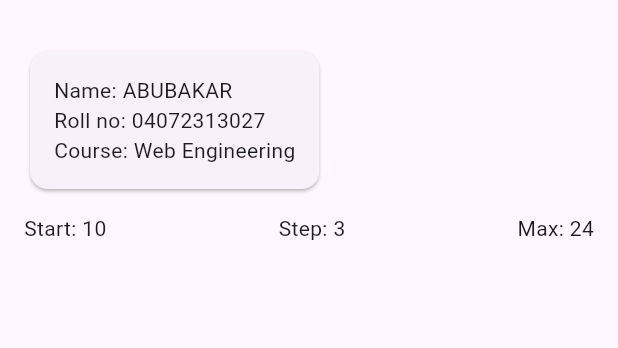
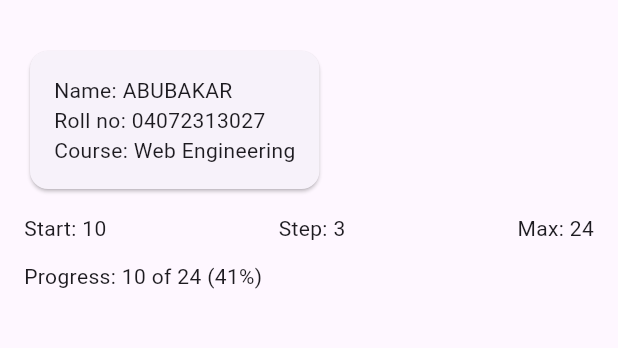
Before and after one commit to abubakar-aslam01/MAD_TASKS, a Flutter app: the screen it shows after launch, on a phone screen of 412 x 824 dp, the part 63-411 px from its top. Run offline on Flutter 3.47's test engine with Material 3 defaults, Android fonts, the phone set to English and light mode, and no system bars.

Commit message:
Flutter lab: step 4

```diff
--- a/flutter_lab/lib/main.dart
+++ b/flutter_lab/lib/main.dart
@@ -75,6 +75,8 @@
                 Text('Max: $maxCount', key: const Key('info-max')),
               ],
             ),
+            const SizedBox(height: 12),
+            GoalBanner(count: startCount, max: maxCount),
           ],
         ),
       ),
@@ -115,6 +117,24 @@
   }
 }
 
+class GoalBanner extends StatelessWidget {
+  // Think (Step 4): no setState needed because it holds no changing data.
+  // To show a new count the parent rebuilds and passes a new count.
+  final int count;
+  final int max;
+
+  const GoalBanner({super.key, required this.count, required this.max});
+
+  @override
+  Widget build(BuildContext context) {
+    final percent = count * 100 ~/ max;
+    return Text(
+      'Progress: $count of $max ($percent%)',
+      key: const Key('progress'),
+    );
+  }
+}
+
 // ---- Provided for Step 7. It has a bug on purpose. Do not rename anything.
 class BuggyCounter extends StatefulWidget {
   const BuggyCounter({super.key});
```
